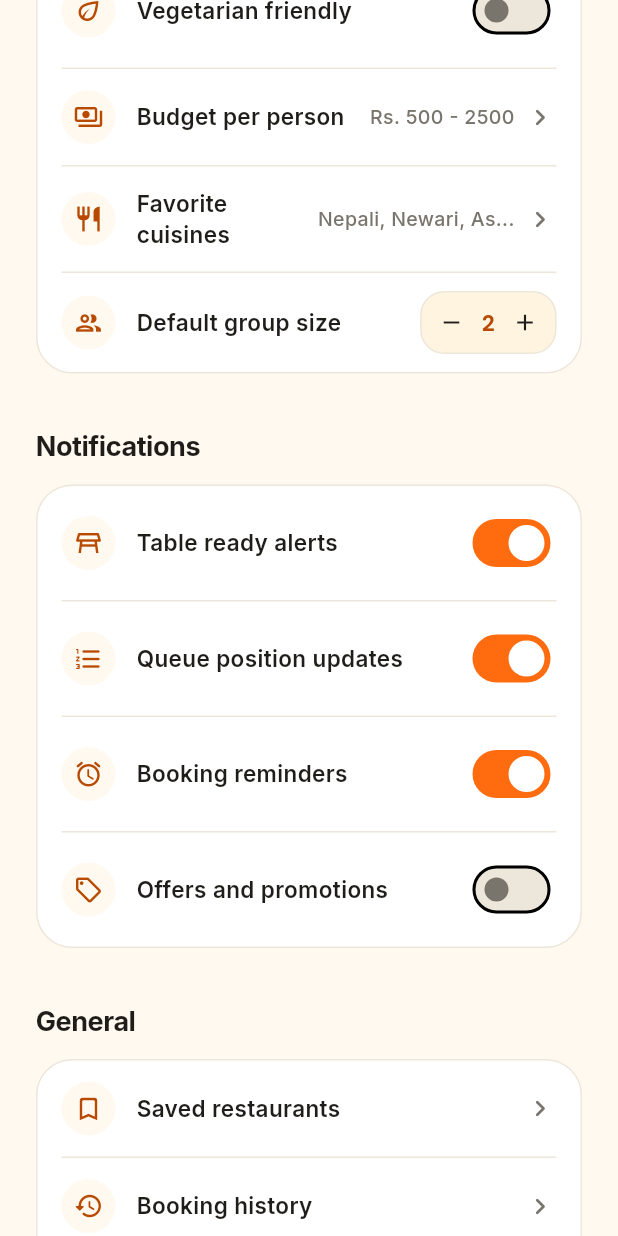
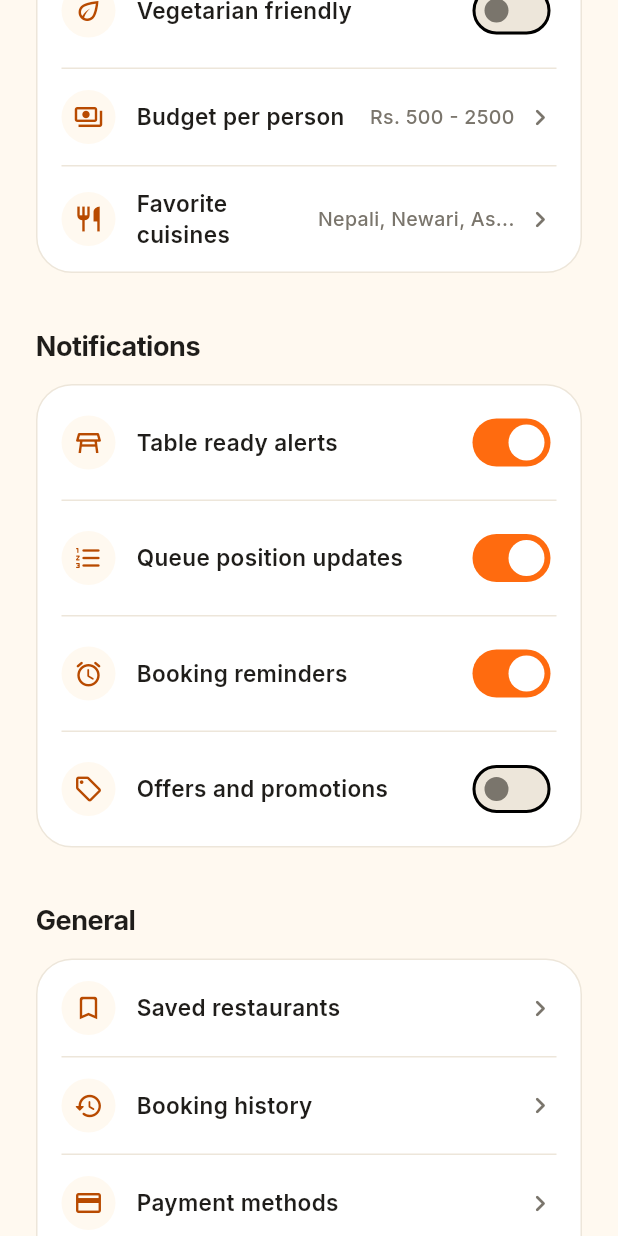
Before and after one commit to BashuDevDhital/Team_BOOKAA_Restaurant_Table_Booking_MobileApplicatrion_39AIC, a Flutter app: the ProfileScreen screen opened directly, scrolled down 576 dp, on a phone screen of 412 x 824 dp. Run offline on Flutter 3.47's test engine with Material 3 defaults, Android fonts, the phone set to English and light mode, and no system bars; our stand-ins replace google_fonts, google_generative_ai, image_picker.

Commit message:
Update profile settings: default group size and language options

```diff
--- a/lib/view/Authenciation/Dashboard/ai_recommendation_screen.dart
+++ b/lib/view/Authenciation/Dashboard/ai_recommendation_screen.dart
@@ -147,6 +147,8 @@ class _AiRecommendationScreenState extends State<AiRecommendationScreen> {
     ];
     _initializeGemini();
   }
+
+  static const String _geminiApiKey = 'YOUR_GEMINI_API_KEY';
 
   void _initializeGemini() {
     try {
--- a/lib/view/Authenciation/Profile/profile_screen.dart
+++ b/lib/view/Authenciation/Profile/profile_screen.dart
@@ -36,7 +36,6 @@ class _ProfileScreenState extends State<ProfileScreen> {
   bool _isVegetarianFriendly = false;
   RangeValues _budgetRange = const RangeValues(500, 2500);
   List<String> _favoriteCuisines = ['Nepali', 'Newari', 'Asian'];
-  int _defaultGroupSize = 2;
 
   // Notifications State
   bool _tableReadyAlerts = true;
@@ -423,32 +422,25 @@ class _ProfileScreenState extends State<ProfileScreen> {
             const SizedBox(height: 16),
             ListTile(
               shape: RoundedRectangleBorder(borderRadius: BorderRadius.circular(16)),
-              tileColor: _selectedLanguage == 'English' ? AppColors.softCreamCard : AppColors.white,
+              tileColor: AppColors.softCreamCard,
               title: Text('English', style: AppTheme.inter(fontWeight: FontWeight.w600)),
-              trailing: _selectedLanguage == 'English'
-                  ? const Icon(Icons.check_circle_rounded, color: AppColors.primaryOrange)
-                  : null,
+              trailing: const Icon(Icons.check_circle_rounded, color: AppColors.primaryOrange),
               onTap: () {
                 HapticFeedback.selectionClick();
-                setState(() => _selectedLanguage = 'English');
                 Navigator.pop(ctx);
-                _showSnackBar('Language set to English');
               },
             ),
-            const SizedBox(height: 8),
-            ListTile(
-              shape: RoundedRectangleBorder(borderRadius: BorderRadius.circular(16)),
-              tileColor: _selectedLanguage == 'Nepali' ? AppColors.softCreamCard : AppColors.white,
-              title: Text('नेपाली (Nepali)', style: AppTheme.inter(fontWeight: FontWeight.w600)),
-              trailing: _selectedLanguage == 'Nepali'
-                  ? const Icon(Icons.check_circle_rounded, color: AppColors.primaryOrange)
-                  : null,
-              onTap: () {
-                HapticFeedback.selectionClick();
-                setState(() => _selectedLanguage = 'Nepali');
-                Navigator.pop(ctx);
-                _showSnackBar('Language set to Nepali');
-              },
+            const SizedBox(height: 12),
+            Padding(
+              padding: const EdgeInsets.only(left: 4),
+              child: Text(
+                'More languages will be added later.',
+                style: AppTheme.inter(
+                  fontSize: 13,
+                  fontWeight: FontWeight.w400,
+                  color: AppColors.mutedGray,
+                ),
+              ),
             ),
             const SizedBox(height: 12),
           ],
@@ -635,85 +627,8 @@ class _ProfileScreenState extends State<ProfileScreen> {
                         valueText: cuisineText.length > 20
                             ? '${cuisineText.substring(0, 18)}...'
                             : cuisineText,
+                        showDivider: false,
                         onTap: _openCuisineModal,
-                      ),
-                      // Stepper for default group size
-                      Padding(
-                        padding: const EdgeInsets.symmetric(horizontal: 16, vertical: 12),
-                        child: Row(
-                          children: [
-                            Container(
-                              width: 36,
-                              height: 36,
-                              decoration: const BoxDecoration(
-                                color: AppColors.bgCream,
-                                shape: BoxShape.circle,
-                              ),
-                              child: const Icon(
-                                Icons.group_outlined,
-                                size: 20,
-                                color: AppColors.burntOrange,
-                              ),
-                            ),
-                            const SizedBox(width: 14),
-                            Expanded(
-                              child: Text(
-                                'Default group size',
-                                style: AppTheme.inter(
-                                  fontSize: 15,
-                                  fontWeight: FontWeight.w600,
-                                  color: AppColors.textCharcoal,
-                                ),
-                              ),
-                            ),
-                            Container(
-                              decoration: BoxDecoration(
-                                color: AppColors.softCreamCard,
-                                borderRadius: BorderRadius.circular(16),
-                                border: Border.all(color: AppColors.inputBorder),
-                              ),
-                              child: Row(
-                                mainAxisSize: MainAxisSize.min,
-                                children: [
-                                  IconButton(
-                                    visualDensity: VisualDensity.compact,
-                                    padding: EdgeInsets.zero,
-                                    constraints: const BoxConstraints(minWidth: 36, minHeight: 36),
-                                    icon: const Icon(Icons.remove, size: 18, color: AppColors.textCharcoal),
-                                    onPressed: _defaultGroupSize > 1
-                                        ? () {
-                                            HapticFeedback.selectionClick();
-                                            setState(() => _defaultGroupSize--);
-                                            _showSnackBar('Preferences updated');
-                                          }
-                                        : null,
-                                  ),
-                                  Text(
-                                    '$_defaultGroupSize',
-                                    style: AppTheme.dmSans(
-                                      fontSize: 15,
-                                      fontWeight: FontWeight.w800,
-                                      color: AppColors.burntOrange,
-                                    ),
-                                  ),
-                                  IconButton(
-                                    visualDensity: VisualDensity.compact,
-                                    padding: EdgeInsets.zero,
-                                    constraints: const BoxConstraints(minWidth: 36, minHeight: 36),
-                                    icon: const Icon(Icons.add, size: 18, color: AppColors.textCharcoal),
-                                    onPressed: _defaultGroupSize < 20
-                                        ? () {
-                                            HapticFeedback.selectionClick();
-                                            setState(() => _defaultGroupSize++);
-                                            _showSnackBar('Preferences updated');
-                                          }
-                                        : null,
-                                  ),
-                                ],
-                              ),
-                            ),
-                          ],
-                        ),
                       ),
                     ],
                   ),
```
Also changed, not shown: 7 other files.
